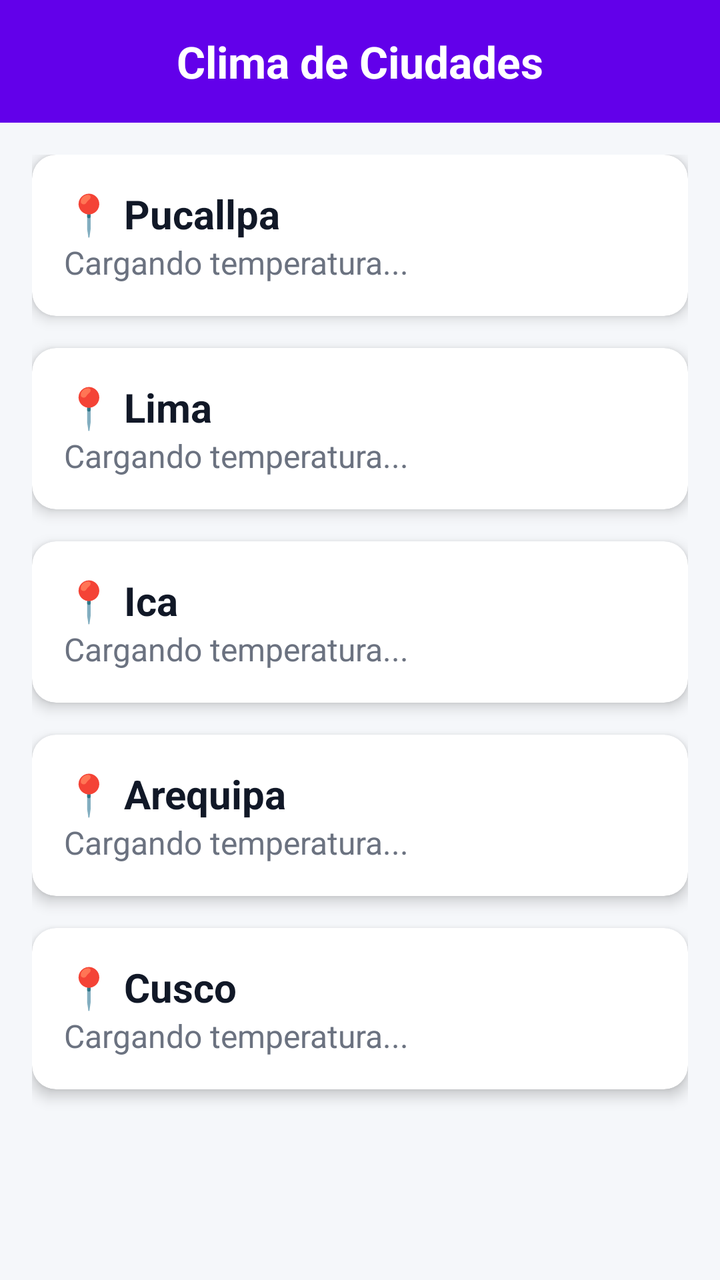
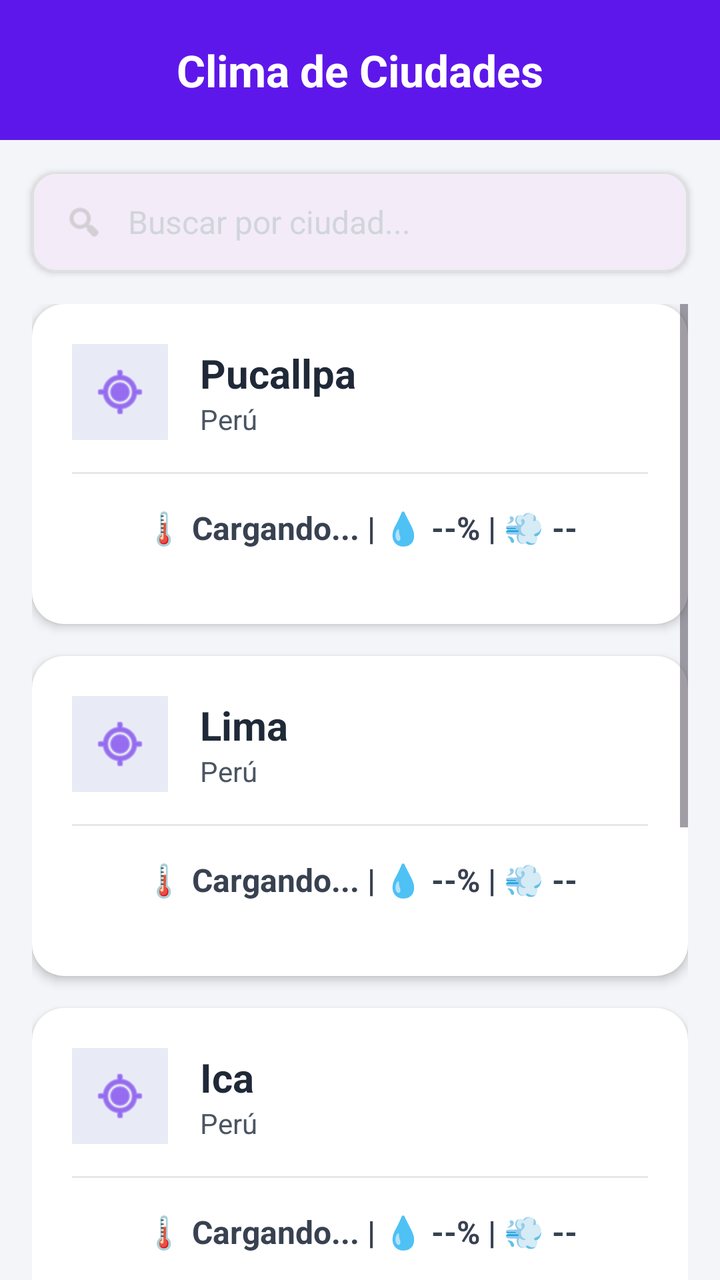

The first picture is an Android layout as it rendered before a commit; the second is the same layout after the commit. The layout source and the unified diff follow.
<!-- AndroidManifest.xml: application theme Theme.Mi_clima -->
<!-- res/layout/activity_main.xml -->
<?xml version="1.0" encoding="utf-8"?>
<LinearLayout xmlns:android="http://schemas.android.com/apk/res/android"
    xmlns:app="http://schemas.android.com/apk/res-auto"
    xmlns:tools="http://schemas.android.com/tools"
    android:layout_width="match_parent"
    android:layout_height="match_parent"
    android:orientation="vertical"
    android:background="#F5F7FA">

    
    <LinearLayout
        android:layout_width="match_parent"
        android:layout_height="wrap_content"
        android:background="#6200EA"
        android:padding="16dp"
        android:gravity="center">

        <TextView
            android:layout_width="wrap_content"
            android:layout_height="wrap_content"
            android:text="Clima de Ciudades"
            android:textColor="#FFFFFF"
            android:textSize="22sp"
            android:textStyle="bold" />
    </LinearLayout>

    
    <ScrollView
        android:layout_width="match_parent"
        android:layout_height="match_parent"
        android:padding="16dp"
        android:clipToPadding="false">

        <LinearLayout
            android:layout_width="match_parent"
            android:layout_height="wrap_content"
            android:orientation="vertical">

            
            <com.google.android.material.card.MaterialCardView
                android:layout_width="match_parent"
                android:layout_height="wrap_content"
                android:layout_marginBottom="16dp"
                app:cardBackgroundColor="#FFFFFF"
                app:cardCornerRadius="12dp"
                app:cardElevation="4dp"
                app:strokeWidth="0dp">
                <LinearLayout
                    android:layout_width="match_parent"
                    android:layout_height="wrap_content"
                    android:orientation="vertical"
                    android:padding="16dp">
                    <TextView
                        android:layout_width="wrap_content"
                        android:layout_height="wrap_content"
                        android:text="📍 Pucallpa"
                        android:textColor="#111827"
                        android:textSize="20sp"
                        android:textStyle="bold" />
                    <TextView
                        android:id="@+id/tvTempPucallpa"
                        android:layout_width="wrap_content"
                        android:layout_height="wrap_content"
                        android:text="Cargando temperatura..."
                        android:textColor="#6B7280"
                        android:textSize="16sp" />
                </LinearLayout>
            </com.google.android.material.card.MaterialCardView>

            
            <com.google.android.material.card.MaterialCardView
                android:layout_width="match_parent"
                android:layout_height="wrap_content"
                android:layout_marginBottom="16dp"
                app:cardBackgroundColor="#FFFFFF"
                app:cardCornerRadius="12dp"
                app:cardElevation="4dp"
                app:strokeWidth="0dp">
                <LinearLayout
                    android:layout_width="match_parent"
                    android:layout_height="wrap_content"
                    android:orientation="vertical"
                    android:padding="16dp">
                    <TextView
                        android:layout_width="wrap_content"
                        android:layout_height="wrap_content"
                        android:text="📍 Lima"
                        android:textColor="#111827"
                        android:textSize="20sp"
                        android:textStyle="bold" />
                    <TextView
                        android:id="@+id/tvTempLima"
                        android:layout_width="wrap_content"
                        android:layout_height="wrap_content"
                        android:text="Cargando temperatura..."
                        android:textColor="#6B7280"
                        android:textSize="16sp" />
                </LinearLayout>
            </com.google.android.material.card.MaterialCardView>

            
            <com.google.android.material.card.MaterialCardView
                android:layout_width="match_parent"
                android:layout_height="wrap_content"
                android:layout_marginBottom="16dp"
                app:cardBackgroundColor="#FFFFFF"
                app:cardCornerRadius="12dp"
                app:cardElevation="4dp"
                app:strokeWidth="0dp">
                <LinearLayout
                    android:layout_width="match_parent"
                    android:layout_height="wrap_content"
                    android:orientation="vertical"
                    android:padding="16dp">
                    <TextView
                        android:layout_width="wrap_content"
                        android:layout_height="wrap_content"
                        android:text="📍 Ica"
                        android:textColor="#111827"
                        android:textSize="20sp"
                        android:textStyle="bold" />
                    <TextView
                        android:id="@+id/tvTempIca"
                        android:layout_width="wrap_content"
                        android:layout_height="wrap_content"
                        android:text="Cargando temperatura..."
                        android:textColor="#6B7280"
                        android:textSize="16sp" />
                </LinearLayout>
            </com.google.android.material.card.MaterialCardView>

            
            <com.google.android.material.card.MaterialCardView
                android:layout_width="match_parent"
                android:layout_height="wrap_content"
                android:layout_marginBottom="16dp"
                app:cardBackgroundColor="#FFFFFF"
                app:cardCornerRadius="12dp"
                app:cardElevation="4dp"
                app:strokeWidth="0dp">
                <LinearLayout
                    android:layout_width="match_parent"
                    android:layout_height="wrap_content"
                    android:orientation="vertical"
                    android:padding="16dp">
                    <TextView
                        android:layout_width="wrap_content"
                        android:layout_height="wrap_content"
                        android:text="📍 Arequipa"
                        android:textColor="#111827"
                        android:textSize="20sp"
                        android:textStyle="bold" />
                    <TextView
                        android:id="@+id/tvTempArequipa"
                        android:layout_width="wrap_content"
                        android:layout_height="wrap_content"
                        android:text="Cargando temperatura..."
                        android:textColor="#6B7280"
                        android:textSize="16sp" />
                </LinearLayout>
            </com.google.android.material.card.MaterialCardView>

            
            <com.google.android.material.card.MaterialCardView
                android:layout_width="match_parent"
                android:layout_height="wrap_content"
                android:layout_marginBottom="16dp"
                app:cardBackgroundColor="#FFFFFF"
                app:cardCornerRadius="12dp"
                app:cardElevation="4dp"
                app:strokeWidth="0dp">
                <LinearLayout
                    android:layout_width="match_parent"
                    android:layout_height="wrap_content"
                    android:orientation="vertical"
                    android:padding="16dp">
                    <TextView
                        android:layout_width="wrap_content"
                        android:layout_height="wrap_content"
                        android:text="📍 Cusco"
                        android:textColor="#111827"
                        android:textSize="20sp"
                        android:textStyle="bold" />
                    <TextView
                        android:id="@+id/tvTempCusco"
                        android:layout_width="wrap_content"
                        android:layout_height="wrap_content"
                        android:text="Cargando temperatura..."
                        android:textColor="#6B7280"
                        android:textSize="16sp" />
                </LinearLayout>
            </com.google.android.material.card.MaterialCardView>

        </LinearLayout>
    </ScrollView>
</LinearLayout>
<!-- resources referenced by this layout -->
<resources>
  <style name="Theme.Mi_clima" parent="Base.Theme.Mi_clima" />
  <style name="Base.Theme.Mi_clima" parent="Theme.Material3.DayNight.NoActionBar">
          
          
      </style>
</resources>

<!-- the commit's change to res/layout/activity_main.xml (unified diff, before → after) -->
@@ -1,20 +1,18 @@
 <?xml version="1.0" encoding="utf-8"?>
 <LinearLayout xmlns:android="http://schemas.android.com/apk/res/android"
     xmlns:app="http://schemas.android.com/apk/res-auto"
-    xmlns:tools="http://schemas.android.com/tools"
     android:layout_width="match_parent"
     android:layout_height="match_parent"
     android:orientation="vertical"
-    android:background="#F5F7FA">
+    android:background="#F4F5F9">
 
     
     <LinearLayout
         android:layout_width="match_parent"
-        android:layout_height="wrap_content"
-        android:background="#6200EA"
-        android:padding="16dp"
-        android:gravity="center">
-
+        android:layout_height="70dp"
+        android:background="#5E17EB"
+        android:gravity="center"
+        android:orientation="horizontal">
         <TextView
             android:layout_width="wrap_content"
             android:layout_height="wrap_content"
@@ -25,11 +23,42 @@
     </LinearLayout>
 
     
+    <com.google.android.material.card.MaterialCardView
+        android:layout_width="match_parent"
+        android:layout_height="50dp"
+        android:layout_margin="16dp"
+        app:cardCornerRadius="12dp"
+        app:cardElevation="2dp"
+        app:strokeWidth="1dp"
+        app:strokeColor="#E0E0E0">
+        <LinearLayout
+            android:layout_width="match_parent"
+            android:layout_height="match_parent"
+            android:orientation="horizontal"
+            android:paddingHorizontal="16dp"
+            android:gravity="center_vertical">
+            <ImageView
+                android:layout_width="20dp"
+                android:layout_height="20dp"
+                android:src="@android:drawable/ic_menu_search"
+                app:tint="#BDBDBD"/>
+            <TextView
+                android:layout_width="wrap_content"
+                android:layout_height="wrap_content"
+                android:layout_marginStart="12dp"
+                android:text="Buscar por ciudad..."
+                android:textColor="#D1D5DB"
+                android:textSize="16sp" />
+        </LinearLayout>
+    </com.google.android.material.card.MaterialCardView>
+
+    
     <ScrollView
         android:layout_width="match_parent"
         android:layout_height="match_parent"
-        android:padding="16dp"
-        android:clipToPadding="false">
+        android:clipToPadding="false"
+        android:paddingHorizontal="16dp"
+        android:paddingBottom="16dp">
 
         <LinearLayout
             android:layout_width="match_parent"
@@ -42,28 +71,71 @@
                 android:layout_height="wrap_content"
                 android:layout_marginBottom="16dp"
                 app:cardBackgroundColor="#FFFFFF"
-                app:cardCornerRadius="12dp"
-                app:cardElevation="4dp"
+                app:cardCornerRadius="16dp"
+                app:cardElevation="3dp"
                 app:strokeWidth="0dp">
+
                 <LinearLayout
                     android:layout_width="match_parent"
                     android:layout_height="wrap_content"
                     android:orientation="vertical"
-                    android:padding="16dp">
-                    <TextView
-                        android:layout_width="wrap_content"
-                        android:layout_height="wrap_content"
-                        android:text="📍 Pucallpa"
-                        android:textColor="#111827"
-                        android:textSize="20sp"
-                        android:textStyle="bold" />
+                    android:padding="20dp"
+                    android:minHeight="160dp">
+
+                    
+                    <LinearLayout
+                        android:layout_width="match_parent"
+                        android:layout_height="wrap_content"
+                        android:orientation="horizontal"
+                        android:gravity="center_vertical">
+
+                        <ImageView
+                            android:layout_width="48dp"
+                            android:layout_height="48dp"
+                            android:src="@android:drawable/ic_menu_mylocation"
+                            android:background="#E8EAF6"
+                            android:padding="10dp"
+                            app:tint="#5E17EB" />
+
+                        <LinearLayout
+                            android:layout_width="match_parent"
+                            android:layout_height="wrap_content"
+                            android:orientation="vertical"
+                            android:layout_marginStart="16dp">
+                            <TextView
+                                android:layout_width="wrap_content"
+                                android:layout_height="wrap_content"
+                                android:text="Pucallpa"
+                                android:textColor="#1F2937"
+                                android:textSize="20sp"
+                                android:textStyle="bold" />
+                            <TextView
+                                android:layout_width="wrap_content"
+                                android:layout_height="wrap_content"
+                                android:text="Perú"
+                                android:textColor="#4B5563"
+                                android:textSize="14sp" />
+                        </LinearLayout>
+                    </LinearLayout>
+
+                    
+                    <View
+                        android:layout_width="match_parent"
+                        android:layout_height="1dp"
+                        android:background="#E5E7EB"
+                        android:layout_marginTop="16dp"
+                        android:layout_marginBottom="16dp"/>
+
+                    
                     <TextView
                         android:id="@+id/tvTempPucallpa"
-                        android:layout_width="wrap_content"
-                        android:layout_height="wrap_content"
-                        android:text="Cargando temperatura..."
-                        android:textColor="#6B7280"
-                        android:textSize="16sp" />
+                        android:layout_width="match_parent"
+                        android:layout_height="wrap_content"
+                        android:text="🌡️ Cargando... | 💧 --% | 💨 --"
+                        android:textColor="#374151"
+                        android:textSize="16sp"
+                        android:textAlignment="center"
+                        android:textStyle="bold" />
                 </LinearLayout>
             </com.google.android.material.card.MaterialCardView>
 
@@ -73,28 +145,66 @@
                 android:layout_height="wrap_content"
                 android:layout_marginBottom="16dp"
                 app:cardBackgroundColor="#FFFFFF"
-                app:cardCornerRadius="12dp"
-                app:cardElevation="4dp"
+                app:cardCornerRadius="16dp"
+                app:cardElevation="3dp"
                 app:strokeWidth="0dp">
+
                 <LinearLayout
                     android:layout_width="match_parent"
                     android:layout_height="wrap_content"
                     android:orientation="vertical"
-                    android:padding="16dp">
-                    <TextView
-                        android:layout_width="wrap_content"
-                        android:layout_height="wrap_content"
-                        android:text="📍 Lima"
-                        android:textColor="#111827"
-                        android:textSize="20sp"
-                        android:textStyle="bold" />
+                    android:padding="20dp"
+                    android:minHeight="160dp">
+
+                    <LinearLayout
+                        android:layout_width="match_parent"
+                        android:layout_height="wrap_content"
+                        android:orientation="horizontal"
+                        android:gravity="center_vertical">
+                        <ImageView
+                            android:layout_width="48dp"
+                            android:layout_height="48dp"
+                            android:src="@android:drawable/ic_menu_mylocation"
+                            android:background="#E8EAF6"
+                            android:padding="10dp"
+                            app:tint="#5E17EB" />
+                        <LinearLayout
+                            android:layout_width="match_parent"
+                            android:layout_height="wrap_content"
+                            android:orientation="vertical"
+                            android:layout_marginStart="16dp">
+                            <TextView
+                                android:layout_width="wrap_content"
+                                android:layout_height="wrap_content"
+                                android:text="Lima"
+                                android:textColor="#1F2937"
+                                android:textSize="20sp"
+                                android:textStyle="bold" />
+                            <TextView
+                                android:layout_width="wrap_content"
+                                android:layout_height="wrap_content"
+                                android:text="Perú"
+                                android:textColor="#4B5563"
+                                android:textSize="14sp" />
+                        </LinearLayout>
+                    </LinearLayout>
+
+                    <View
+                        android:layout_width="match_parent"
+                        android:layout_height="1dp"
+                        android:background="#E5E7EB"
+                        android:layout_marginTop="16dp"
+                        android:layout_marginBottom="16dp"/>
+
                     <TextView
                         android:id="@+id/tvTempLima"
-                        android:layout_width="wrap_content"
-                        android:layout_height="wrap_content"
-                        android:text="Cargando temperatura..."
-                        android:textColor="#6B7280"
-                        android:textSize="16sp" />
+                        android:layout_width="match_parent"
+                        android:layout_height="wrap_content"
+                        android:text="🌡️ Cargando... | 💧 --% | 💨 --"
+                        android:textColor="#374151"
+                        android:textSize="16sp"
+                        android:textAlignment="center"
+                        android:textStyle="bold" />
                 </LinearLayout>
             </com.google.android.material.card.MaterialCardView>
 
@@ -104,28 +214,66 @@
                 android:layout_height="wrap_content"
                 android:layout_marginBottom="16dp"
                 app:cardBackgroundColor="#FFFFFF"
-                app:cardCornerRadius="12dp"
-                app:cardElevation="4dp"
+                app:cardCornerRadius="16dp"
+                app:cardElevation="3dp"
                 app:strokeWidth="0dp">
+
                 <LinearLayout
                     android:layout_width="match_parent"
                     android:layout_height="wrap_content"
                     android:orientation="vertical"
-                    android:padding="16dp">
-                    <TextView
-                        android:layout_width="wrap_content"
-                        android:layout_height="wrap_content"
-                        android:text="📍 Ica"
-                        android:textColor="#111827"
-                        android:textSize="20sp"
-                        android:textStyle="bold" />
+                    android:padding="20dp"
+                    android:minHeight="160dp">
+
+                    <LinearLayout
+                        android:layout_width="match_parent"
+                        android:layout_height="wrap_content"
+                        android:orientation="horizontal"
+                        android:gravity="center_vertical">
+                        <ImageView
+                            android:layout_width="48dp"
+                            android:layout_height="48dp"
+                            android:src="@android:drawable/ic_menu_mylocation"
+                            android:background="#E8EAF6"
+                            android:padding="10dp"
+                            app:tint="#5E17EB" />
+                        <LinearLayout
+                            android:layout_width="match_parent"
+                            android:layout_height="wrap_content"
+                            android:orientation="vertical"
+                            android:layout_marginStart="16dp">
+                            <TextView
+                                android:layout_width="wrap_content"
+                                android:layout_height="wrap_content"
+                                android:text="Ica"
+                                android:textColor="#1F2937"
+                                android:textSize="20sp"
+                                android:textStyle="bold" />
+                            <TextView
+                                android:layout_width="wrap_content"
+                                android:layout_height="wrap_content"
+                                android:text="Perú"
+                                android:textColor="#4B5563"
+                                android:textSize="14sp" />
+                        </LinearLayout>
+                    </LinearLayout>
+
+                    <View
+                        android:layout_width="match_parent"
+                        android:layout_height="1dp"
+                        android:background="#E5E7EB"
+                        android:layout_marginTop="16dp"
+                        android:layout_marginBottom="16dp"/>
+
                     <TextView
                         android:id="@+id/tvTempIca"
-                        android:layout_width="wrap_content"
-                        android:layout_height="wrap_content"
-                        android:text="Cargando temperatura..."
-                        android:textColor="#6B7280"
-                        android:textSize="16sp" />
+                        android:layout_width="match_parent"
+                        android:layout_height="wrap_content"
+                        android:text="🌡️ Cargando... | 💧 --% | 💨 --"
+                        android:textColor="#374151"
+                        android:textSize="16sp"
+                        android:textAlignment="center"
+                        android:textStyle="bold" />
                 </LinearLayout>
             </com.google.android.material.card.MaterialCardView>
 
@@ -135,28 +283,66 @@
                 android:layout_height="wrap_content"
                 android:layout_marginBottom="16dp"
                 app:cardBackgroundColor="#FFFFFF"
-                app:cardCornerRadius="12dp"
-                app:cardElevation="4dp"
+                app:cardCornerRadius="16dp"
+                app:cardElevation="3dp"
                 app:strokeWidth="0dp">
+
                 <LinearLayout
                     android:layout_width="match_parent"
                     android:layout_height="wrap_content"
                     android:orientation="vertical"
-                    android:padding="16dp">
-                    <TextView
-                        android:layout_width="wrap_content"
-                        android:layout_height="wrap_content"
-                        android:text="📍 Arequipa"
-                        android:textColor="#111827"
-                        android:textSize="20sp"
-                        android:textStyle="bold" />
+                    android:padding="20dp"
+                    android:minHeight="160dp">
+
+                    <LinearLayout
+                        android:layout_width="match_parent"
+                        android:layout_height="wrap_content"
+                        android:orientation="horizontal"
+                        android:gravity="center_vertical">
+                        <ImageView
+                            android:layout_width="48dp"
+                            android:layout_height="48dp"
+                            android:src="@android:drawable/ic_menu_mylocation"
+                            android:background="#E8EAF6"
+                            android:padding="10dp"
+                            app:tint="#5E17EB" />
+                        <LinearLayout
+                            android:layout_width="match_parent"
+                            android:layout_height="wrap_content"
+                            android:orientation="vertical"
+                            android:layout_marginStart="16dp">
+                            <TextView
+                                android:layout_width="wrap_content"
+                                android:layout_height="wrap_content"
+                                android:text="Arequipa"
+                                android:textColor="#1F2937"
+                                android:textSize="20sp"
+                                android:textStyle="bold" />
+                            <TextView
+                                android:layout_width="wrap_content"
+                                android:layout_height="wrap_content"
+                                android:text="Perú"
+                                android:textColor="#4B5563"
+                                android:textSize="14sp" />
+                        </LinearLayout>
+                    </LinearLayout>
+
+                    <View
+                        android:layout_width="match_parent"
+                        android:layout_height="1dp"
+                        android:background="#E5E7EB"
+                        android:layout_marginTop="16dp"
+                        android:layout_marginBottom="16dp"/>
+
                     <TextView
                         android:id="@+id/tvTempArequipa"
-                        android:layout_width="wrap_content"
-                        android:layout_height="wrap_content"
-                        android:text="Cargando temperatura..."
-                        android:textColor="#6B7280"
-                        android:textSize="16sp" />
+                        android:layout_width="match_parent"
+                        android:layout_height="wrap_content"
+                        android:text="🌡️ Cargando... | 💧 --% | 💨 --"
+                        android:textColor="#374151"
+                        android:textSize="16sp"
+                        android:textAlignment="center"
+                        android:textStyle="bold" />
                 </LinearLayout>
             </com.google.android.material.card.MaterialCardView>
 
@@ -166,28 +352,66 @@
                 android:layout_height="wrap_content"
                 android:layout_marginBottom="16dp"
                 app:cardBackgroundColor="#FFFFFF"
-                app:cardCornerRadius="12dp"
-                app:cardElevation="4dp"
+                app:cardCornerRadius="16dp"
+                app:cardElevation="3dp"
                 app:strokeWidth="0dp">
+
                 <LinearLayout
                     android:layout_width="match_parent"
                     android:layout_height="wrap_content"
                     android:orientation="vertical"
-                    android:padding="16dp">
-                    <TextView
-                        android:layout_width="wrap_content"
-                        android:layout_height="wrap_content"
-                        android:text="📍 Cusco"
-                        android:textColor="#111827"
-                        android:textSize="20sp"
-                        android:textStyle="bold" />
+                    android:padding="20dp"
+                    android:minHeight="160dp">
+
+                    <LinearLayout
+                        android:layout_width="match_parent"
+                        android:layout_height="wrap_content"
+                        android:orientation="horizontal"
+                        android:gravity="center_vertical">
+                        <ImageView
+                            android:layout_width="48dp"
+                            android:layout_height="48dp"
+                            android:src="@android:drawable/ic_menu_mylocation"
+                            android:background="#E8EAF6"
+                            android:padding="10dp"
+                            app:tint="#5E17EB" />
+                        <LinearLayout
+                            android:layout_width="match_parent"
+                            android:layout_height="wrap_content"
+                            android:orientation="vertical"
+                            android:layout_marginStart="16dp">
+                            <TextView
+                                android:layout_width="wrap_content"
+                                android:layout_height="wrap_content"
+                                android:text="Cusco"
+                                android:textColor="#1F2937"
+                                android:textSize="20sp"
+                                android:textStyle="bold" />
+                            <TextView
+                                android:layout_width="wrap_content"
+                                android:layout_height="wrap_content"
+                                android:text="Perú"
+                                android:textColor="#4B5563"
+                                android:textSize="14sp" />
+                        </LinearLayout>
+                    </LinearLayout>
+
+                    <View
+                        android:layout_width="match_parent"
+                        android:layout_height="1dp"
+                        android:background="#E5E7EB"
+                        android:layout_marginTop="16dp"
+                        android:layout_marginBottom="16dp"/>
+
                     <TextView
                         android:id="@+id/tvTempCusco"
-                        android:layout_width="wrap_content"
-                        android:layout_height="wrap_content"
-                        android:text="Cargando temperatura..."
-                        android:textColor="#6B7280"
-                        android:textSize="16sp" />
+                        android:layout_width="match_parent"
+                        android:layout_height="wrap_content"
+                        android:text="🌡️ Cargando... | 💧 --% | 💨 --"
+                        android:textColor="#374151"
+                        android:textSize="16sp"
+                        android:textAlignment="center"
+                        android:textStyle="bold" />
                 </LinearLayout>
             </com.google.android.material.card.MaterialCardView>
 
